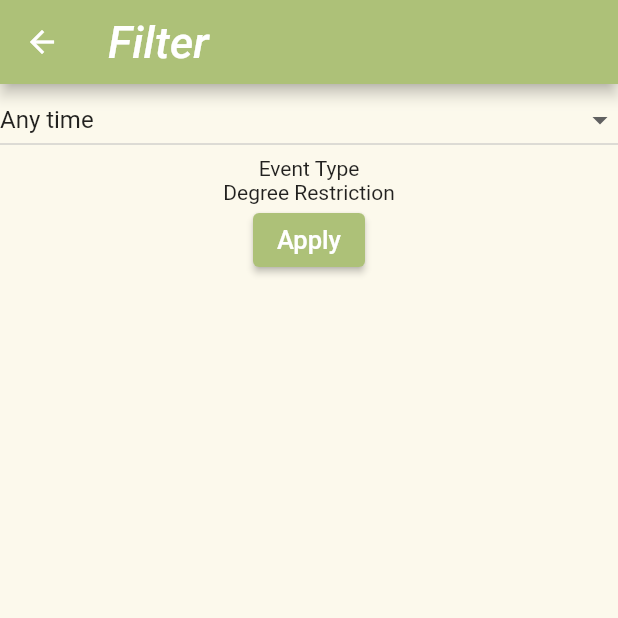
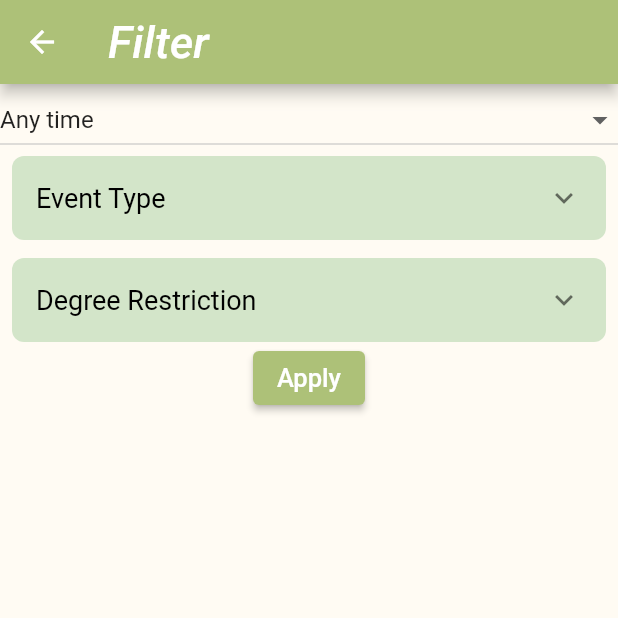
Before and after one commit to YukiHinana/GTEvents, a Flutter app: the Filter screen opened by its route, on a phone screen of 412 x 824 dp, the top half of it. Run offline on Flutter 3.47's test engine with Material 2 defaults, Android fonts, the phone set to English and light mode, and no system bars; our stand-ins replace dio, flutter_redux, go_router, image_cropper, image_picker, pull_to_refresh and 2 more; accounts and stored records are empty; network calls fail; Roboto replaces fonts that are missing (Georgia, San Francisco).

Commit message:
filter: add different categories

```diff
--- a/frontend/lib/filter.dart
+++ b/frontend/lib/filter.dart
@@ -1,15 +1,10 @@
 
-import 'dart:convert';
 
-import 'package:GTEvents/config.dart';
 import 'package:GTEvents/createEvent.dart';
-import 'package:GTEvents/login.dart';
 import 'package:flutter/material.dart';
 import 'package:go_router/go_router.dart';
-import 'package:http/http.dart' as http;
 
 import 'event.dart';
-import 'eventsPage.dart';
 
 class Filter extends StatefulWidget {
   const Filter({super.key});
@@ -29,11 +24,11 @@ class _FilterState extends State<Filter> {
   String endDate = "choose a date";
   late DateTime eventDateTime;
 
-  List<int> _eventTypeSelectedOptions = <int>[];
+  List<int> _eventTypeTagSelectState = <int>[];
   List<Tag> eventTypeTagList = [];
   List<Tag> degreeRestrictionTagList = [];
 
-  List<Widget> getEventTypeTags(List<Tag> tagList) {
+  List<Widget> _getTagList(List<Tag> tagList) {
     List<Widget> result = [];
     for (var i = 0; i < tagList.length; i++) {
       result.add(FilterChip(
@@ -42,17 +37,17 @@ class _FilterState extends State<Filter> {
         ),
         label: Text(tagList[i].name, style: const TextStyle(fontSize: 17),),
         showCheckmark: false,
-        selected: _eventTypeSelectedOptions.contains(tagList[i].tagId),
-        backgroundColor: const Color(0xffd2cdc8),
-        selectedColor: const Color(0xffb68a5e),
+        selected: _eventTypeTagSelectState.contains(tagList[i].tagId),
+        backgroundColor: const Color(0xfffffdf5),
+        selectedColor: const Color(0xffdcad7d),
         onSelected: (bool val) {
           setState(() {
             if (val) {
-              if (!_eventTypeSelectedOptions.contains(tagList[i].tagId)) {
-                _eventTypeSelectedOptions.add(tagList[i].tagId);
+              if (!_eventTypeTagSelectState.contains(tagList[i].tagId)) {
+                _eventTypeTagSelectState.add(tagList[i].tagId);
               }
             } else {
-              _eventTypeSelectedOptions.removeWhere((int id) {
+              _eventTypeTagSelectState.removeWhere((int id) {
                 return id == tagList[i].tagId;
               });
             }
@@ -96,23 +91,162 @@ class _FilterState extends State<Filter> {
         lastDate: DateTime(2050),
       );
 
+  PanelState eventTypePanel = PanelState();
+  PanelState degreeRestrictionPanel = PanelState();
+
   @override
   void initState() {
     super.initState();
     getEventTags("event type").then((value) {
       setState(() {
         eventTypeTagList = value;
+        eventTypePanel = PanelState(
+            expandedValList: value,
+            headerVal: "Event Type");
       });
     });
     getEventTags("degree restriction").then((value) {
       setState(() {
         degreeRestrictionTagList = value;
+        degreeRestrictionPanel = PanelState(
+            expandedValList: value,
+            headerVal: "Degree Restriction");
       });
     });
     dateRangeDropDownVal = dateRangeOptionList.first;
     startDate = "${mapMonth((curTime.month).toString())} ${curTime.day}, "
         "${curTime.year}";
     eventDateTime = curTime;
+  }
+
+  Widget _buildPanel() {
+    return Column(
+      children: [
+        Padding(
+          padding: const EdgeInsets.fromLTRB(8, 0, 8, 0),
+          child: ExpansionTile(
+            shape: RoundedRectangleBorder(
+              borderRadius: BorderRadius.circular(8.0),
+            ),
+            collapsedShape: RoundedRectangleBorder(
+              borderRadius: BorderRadius.circular(8.0),
+            ),
+            backgroundColor: Color(0xFFCFE5C2),
+            collapsedBackgroundColor: Color(0xFFD3E5C9),
+            title: const Text("Event Type",
+              style: TextStyle(color: Colors.black, fontSize: 18),),
+            children: [
+              Align(
+                alignment: Alignment.centerLeft,
+                child: Padding(
+                  padding: const EdgeInsets.fromLTRB(8, 0, 8, 0),
+                  child: Wrap(
+                    spacing: 10,
+                    alignment: WrapAlignment.start,
+                    children: _getTagList(eventTypeTagList),
+                  ),
+                ),
+              ),
+            ],
+          ),
+        ),
+        const SizedBox(
+          height: 12,
+        ),
+        Padding(
+          padding: const EdgeInsets.fromLTRB(8, 0, 8, 0),
+          child: ExpansionTile(
+            shape: RoundedRectangleBorder(
+              borderRadius: BorderRadius.circular(8.0),
+            ),
+            collapsedShape: RoundedRectangleBorder(
+              borderRadius: BorderRadius.circular(8.0),
+            ),
+            backgroundColor: Color(0xFFCFE5C2),
+            collapsedBackgroundColor: Color(0xFFD3E5C9),
+            title: const Text("Degree Restriction",
+              style: TextStyle(color: Colors.black, fontSize: 18),),
+            children: [
+              Align(
+                alignment: Alignment.centerLeft,
+                child: Padding(
+                  padding: const EdgeInsets.fromLTRB(8, 0, 8, 0),
+                  child: Wrap(
+                    spacing: 10,
+                    alignment: WrapAlignment.start,
+                    children: _getTagList(degreeRestrictionTagList),
+                  ),
+                ),
+              ),
+            ],
+          ),
+        ),
+      ],
+    );
+
+    // return ExpansionPanelList(
+    //   elevation: 4,
+    //   expandedHeaderPadding: EdgeInsets.zero,
+    //   expansionCallback: (int index, bool isExpanded) {
+    //     setState(() {
+    //       if (index == 0) {
+    //         eventTypePanel.isExpanded = !isExpanded;
+    //       } else {
+    //         degreeRestrictionPanel.isExpanded = !isExpanded;
+    //       }
+    //     });
+    //   },
+    //   children: [
+    //     ExpansionPanel(
+    //       headerBuilder: (BuildContext context, bool isExpanded) {
+    //         return ListTile(
+    //           title: Text(eventTypePanel.headerVal??"",
+    //             style: const TextStyle(fontSize: 18),),
+    //         );
+    //       },
+    //       body: Column(
+    //         children: [
+    //           Align(
+    //             alignment: Alignment.centerLeft,
+    //             child: Wrap(
+    //               spacing: 10,
+    //               alignment: WrapAlignment.start,
+    //               children: _getTagList(eventTypePanel.expandedValList??[]),
+    //             ),
+    //           ),
+    //           const SizedBox(
+    //             height: 15,
+    //           )
+    //         ],
+    //       ),
+    //       isExpanded: eventTypePanel.isExpanded,
+    //     ),
+    //     ExpansionPanel(
+    //       headerBuilder: (BuildContext context, bool isExpanded) {
+    //         return ListTile(
+    //           title: Text(degreeRestrictionPanel.headerVal??"",
+    //             style: const TextStyle(fontSize: 18),),
+    //         );
+    //       },
+    //       body: Column(
+    //         children: [
+    //           Align(
+    //             alignment: Alignment.centerLeft,
+    //             child: Wrap(
+    //               spacing: 10,
+    //               alignment: WrapAlignment.start,
+    //               children: _getTagList(degreeRestrictionPanel.expandedValList??[]),
+    //             ),
+    //           ),
+    //           const SizedBox(
+    //             height: 15,
+    //           )
+    //         ],
+    //       ),
+    //       isExpanded: degreeRestrictionPanel.isExpanded,
+    //     ),
+    //   ],
+    // );
   }
 
   @override
@@ -167,22 +301,24 @@ class _FilterState extends State<Filter> {
                   }
                 }
             ),
-            Text("Event Type"),
-            Wrap(
-              spacing: 5,
-              children: getEventTypeTags(eventTypeTagList),
-            ),
-            Text("Degree Restriction"),
-            Wrap(
-              spacing: 5,
-              children: getEventTypeTags(degreeRestrictionTagList),
-            ),
+            _buildPanel(),
             ElevatedButton(
                 onPressed: () => context.pop(),
-                child: const Text("Apply", style: const TextStyle(fontSize: 17),)
+                child: const Text("Apply", style: TextStyle(fontSize: 17),)
             ),
           ],
         )
     );
   }
 }
+
+class PanelState {
+  List<Tag>? expandedValList;
+  String? headerVal;
+  bool isExpanded;
+
+  PanelState({
+    this.expandedValList,
+    this.headerVal,
+    this.isExpanded = false});
+}
--- a/frontend/lib/main.dart
+++ b/frontend/lib/main.dart
@@ -75,7 +75,7 @@ class MyApp extends StatelessWidget {
                       // secondary: Color(0xff606c38),
                       secondary: Color(0xff432818),
                     ),
-                  scaffoldBackgroundColor: Color(0xfffcf9ec),
+                  scaffoldBackgroundColor: Color(0xfffffbf3),
                   fontFamily: 'San Francisco',
                   textTheme: const TextTheme(
                     displayLarge: TextStyle(fontSize: 60.0, fontWeight: FontWeight.bold),
```
